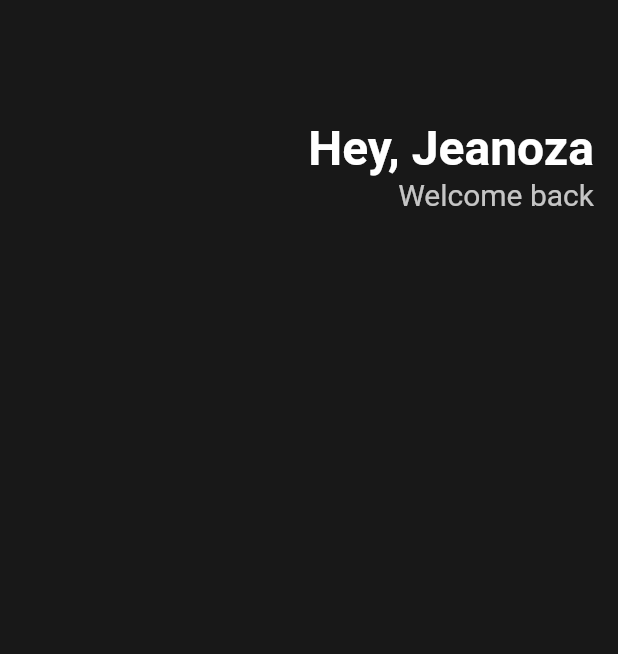
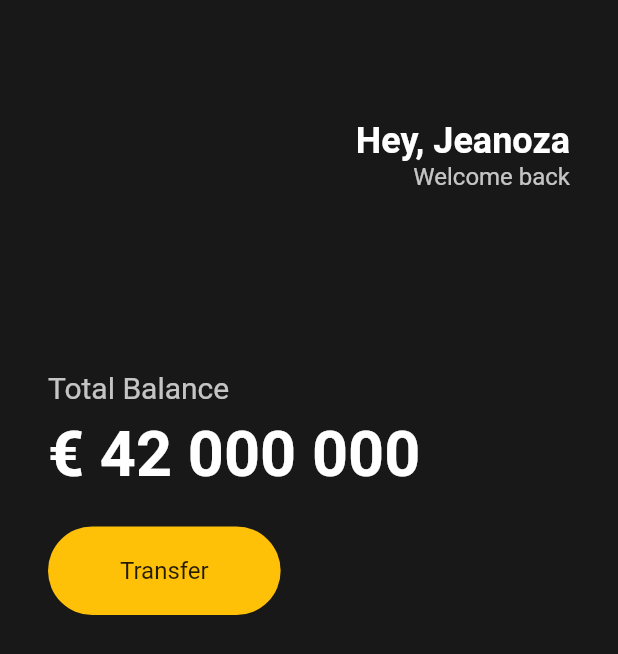
Before and after one commit to jeanoza/practice-flutter, a Flutter app: the screen it shows after launch, on a phone screen of 412 x 824 dp. Shown: the top 654 px of the screen. Run offline on Flutter 3.47's test engine with Material 2 defaults, Android fonts, the phone set to English and light mode, and no system bars.

Commit message:
fix(main.dart): Container Widget added

```diff
--- a/lib/main.dart
+++ b/lib/main.dart
@@ -1,9 +1,7 @@
-// ignore_for_file: prefer_const_constructors
-
 import 'package:flutter/material.dart';
 
 void main() {
-  runApp(App());
+  runApp(const App());
 }
 
 class App extends StatelessWidget {
@@ -13,12 +11,13 @@ class App extends StatelessWidget {
   Widget build(BuildContext context) {
     return MaterialApp(
       home: Scaffold(
-        backgroundColor: Color(0xFF181818),
+        backgroundColor: const Color(0xFF181818),
         body: Padding(
-          padding: EdgeInsets.symmetric(horizontal: 16),
+          padding: const EdgeInsets.symmetric(horizontal: 32),
           child: Column(
+            crossAxisAlignment: CrossAxisAlignment.start,
             children: [
-              SizedBox(
+              const SizedBox(
                 height: 80,
               ),
               Row(
@@ -27,11 +26,11 @@ class App extends StatelessWidget {
                   Column(
                     crossAxisAlignment: CrossAxisAlignment.end,
                     children: [
-                      Text(
+                      const Text(
                         "Hey, Jeanoza",
                         style: TextStyle(
                           color: Colors.white,
-                          fontSize: 32,
+                          fontSize: 24,
                           fontWeight: FontWeight.w600,
                         ),
                       ),
@@ -39,10 +38,55 @@ class App extends StatelessWidget {
                         "Welcome back",
                         style: TextStyle(
                           color: Colors.white.withOpacity(0.75),
-                          fontSize: 20,
+                          fontSize: 16,
                         ),
                       ),
                     ],
+                  )
+                ],
+              ),
+              const SizedBox(
+                height: 120,
+              ),
+              Text(
+                'Total Balance',
+                style: TextStyle(
+                  fontSize: 20,
+                  color: Colors.white.withOpacity(0.75),
+                ),
+              ),
+              const SizedBox(
+                height: 8,
+              ),
+              const Text(
+                '€ 42 000 000',
+                style: TextStyle(
+                    fontSize: 42,
+                    color: Colors.white,
+                    fontWeight: FontWeight.w600),
+              ),
+              const SizedBox(
+                height: 24,
+              ),
+              Row(
+                children: [
+                  Container(
+                    decoration: BoxDecoration(
+                      color: Colors.amber,
+                      borderRadius: BorderRadius.circular(32),
+                    ),
+                    child: const Padding(
+                      padding: EdgeInsets.symmetric(
+                        vertical: 20,
+                        horizontal: 48,
+                      ),
+                      child: Text(
+                        "Transfer",
+                        style: TextStyle(
+                          fontSize: 16,
+                        ),
+                      ),
+                    ),
                   )
                 ],
               )
```
